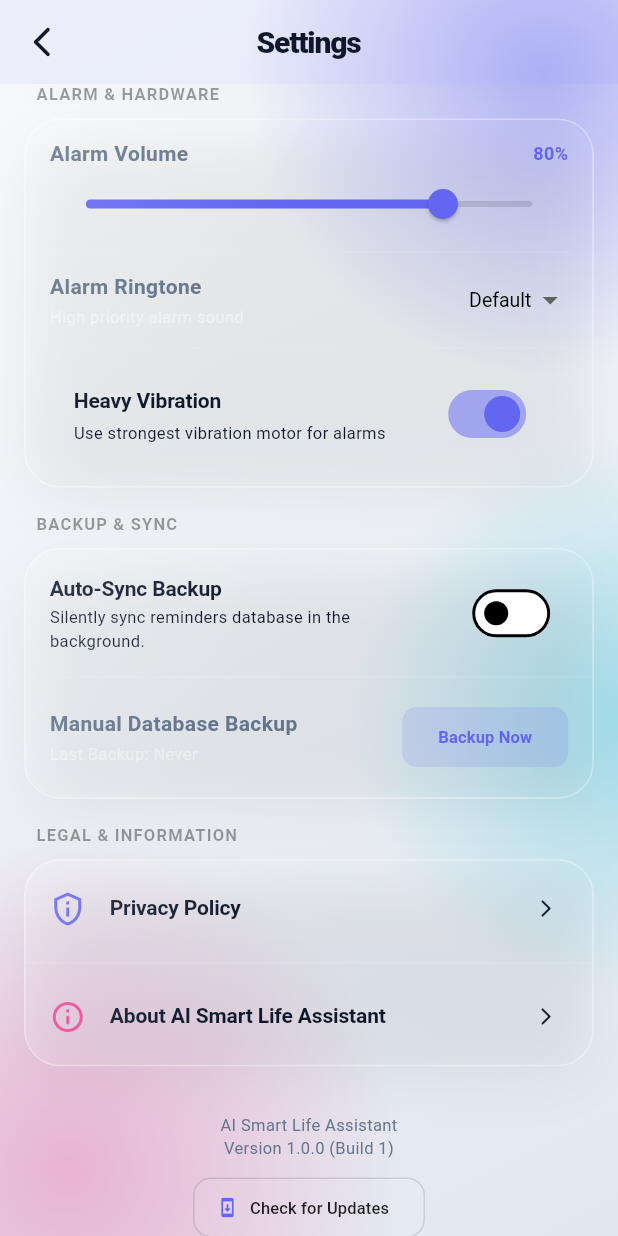
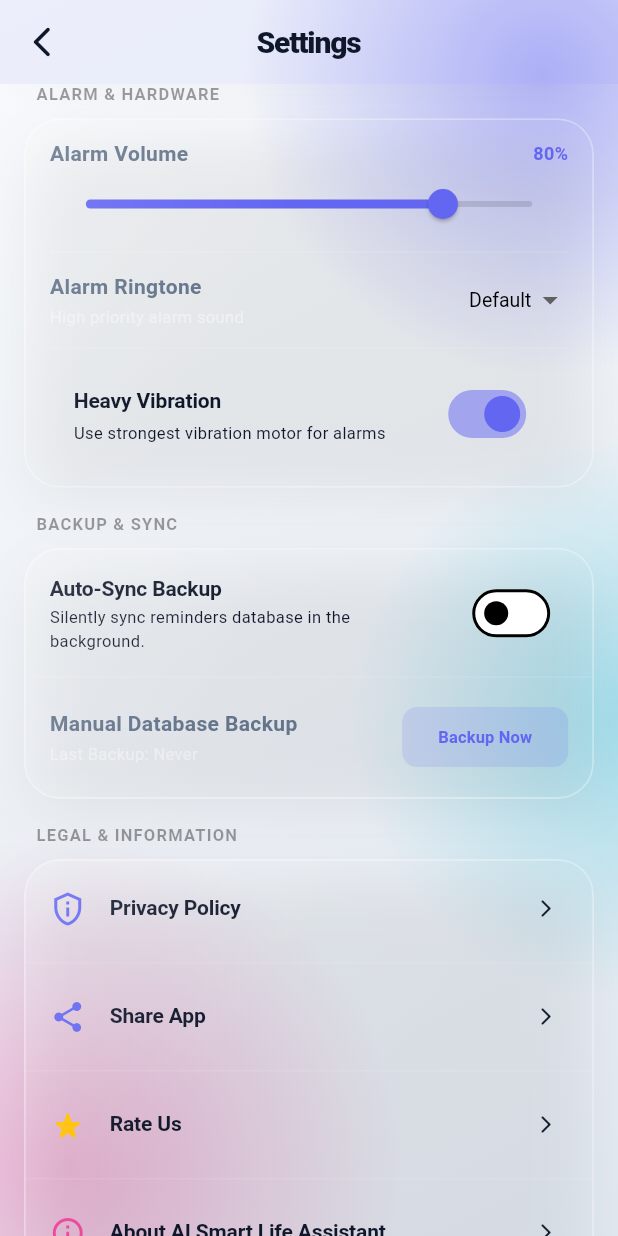
Before and after one commit to Chaxupatel/aismartlifeassistant, a Flutter app: the SettingsScreen screen opened by its route, scrolled down 576 dp, on a phone screen of 412 x 824 dp. Run offline on Flutter 3.47's test engine with Material 3 defaults, Android fonts, the phone set to English and light mode, and no system bars; our stand-ins replace audioplayers, cloud_firestore, firebase_analytics, firebase_auth, firebase_core, firebase_crashlytics and 14 more; missing offline and left inert: alarm; accounts and stored records are empty; network calls fail.

Commit message:
Share and rate us added

```diff
--- a/lib/features/home/presentation/home_screen.dart
+++ b/lib/features/home/presentation/home_screen.dart
@@ -7,7 +7,6 @@ import '../../../core/widgets/glass_container.dart';
 import '../../../core/widgets/gradient_background.dart';
 import '../../../core/widgets/primary_button.dart';
 import '../../../core/widgets/custom_textfield.dart';
-import '../../../core/widgets/glass_native_ad_widget.dart';
 import '../../reminders/domain/reminder.dart';
 import '../../reminders/presentation/providers/reminders_provider.dart';
 import '../../events/presentation/providers/events_provider.dart';
@@ -183,8 +182,6 @@ class _HomeScreenState extends ConsumerState<HomeScreen> {
                             todayRemindersWidget,
                             const SizedBox(height: AppSizes.l),
                             upcomingRemindersWidget,
-                            const SizedBox(height: AppSizes.l),
-                            GlassNativeAdWidget.medium(),
                           ],
                         ),
                       ),
@@ -213,7 +210,6 @@ class _HomeScreenState extends ConsumerState<HomeScreen> {
                   const SizedBox(height: AppSizes.l),
                   upcomingRemindersWidget,
                   const SizedBox(height: AppSizes.l),
-                  GlassNativeAdWidget.medium(),
                   quickAddWidget,
                   const SizedBox(height: AppSizes.l),
                   aiWidget,
--- a/lib/features/settings/presentation/settings_screen.dart
+++ b/lib/features/settings/presentation/settings_screen.dart
@@ -9,6 +9,8 @@ import '../../../core/widgets/glass_container.dart';
 import '../../../core/widgets/gradient_background.dart';
 import '../../../core/services/version_check_service.dart';
 import 'providers/settings_provider.dart';
+import 'package:url_launcher/url_launcher.dart';
+import 'package:share_plus/share_plus.dart';
 
 class SettingsScreen extends ConsumerStatefulWidget {
   const SettingsScreen({super.key});
@@ -700,6 +702,35 @@ class _SettingsScreenState extends ConsumerState<SettingsScreen> {
                     ),
                     const Divider(color: Colors.white10),
                     ListTile(
+                      leading: const Icon(Icons.share_rounded, color: AppColors.primary),
+                      title: const Text('Share App', style: TextStyle(fontSize: 14, fontWeight: FontWeight.bold)),
+                      trailing: const Icon(Icons.arrow_forward_ios_rounded, size: 14),
+                      onTap: () {
+                        SharePlus.instance.share(
+                          ShareParams(
+                            text: 'Check out AI Smart Life Assistant! The ultimate smart calendar and task manager: https://play.google.com/store/apps/details?id=com.chaxu.ai_smart_life_assistant',
+                          ),
+                        );
+                      },
+                    ),
+                    const Divider(color: Colors.white10),
+                    ListTile(
+                      leading: const Icon(Icons.star_rate_rounded, color: Colors.amber),
+                      title: const Text('Rate Us', style: TextStyle(fontSize: 14, fontWeight: FontWeight.bold)),
+                      trailing: const Icon(Icons.arrow_forward_ios_rounded, size: 14),
+                      onTap: () async {
+                        final Uri url = Uri.parse('https://play.google.com/store/apps/details?id=com.chaxu.ai_smart_life_assistant');
+                        try {
+                          if (await canLaunchUrl(url)) {
+                            await launchUrl(url, mode: LaunchMode.externalApplication);
+                          }
+                        } catch (e) {
+                          debugPrint('Error launching Play Store link: $e');
+                        }
+                      },
+                    ),
+                    const Divider(color: Colors.white10),
+                    ListTile(
                       leading: const Icon(Icons.info_outline_rounded, color: AppColors.accent),
                       title: const Text('About AI Smart Life Assistant', style: TextStyle(fontSize: 14, fontWeight: FontWeight.bold)),
                       trailing: const Icon(Icons.arrow_forward_ios_rounded, size: 14),
@@ -707,8 +738,8 @@ class _SettingsScreenState extends ConsumerState<SettingsScreen> {
                         showAboutDialog(
                           context: context,
                           applicationName: 'AI Smart Life Assistant',
-                          applicationVersion: 'v1.0.0 (Build 1)',
-                          applicationLegalese: '© 2026 AI Smart Life Assistant Inc. All rights reserved.',
+                          applicationVersion: 'v1.0.0',
+                          applicationLegalese: '© 2026 AI Smart Life Assistant. All rights reserved.',
                           applicationIcon: const CircleAvatar(
                             backgroundColor: AppColors.primary,
                             child: Icon(Icons.auto_awesome_rounded, color: Colors.white),
@@ -726,7 +757,7 @@ class _SettingsScreenState extends ConsumerState<SettingsScreen> {
                 child: Column(
                   children: [
                     Text(
-                      'AI Smart Life Assistant\nVersion 1.0.0 (Build 1)',
+                      'AI Smart Life Assistant\nVersion 1.0.0\n© 2026 AI Smart Life Assistant. All rights reserved.',
                       textAlign: TextAlign.center,
                       style: TextStyle(
                         color: isDark ? AppColors.darkTextSecondary : AppColors.lightTextSecondary,
--- a/pubspec.yaml
+++ b/pubspec.yaml
@@ -56,6 +56,7 @@ dependencies:
   package_info_plus: ^10.2.0
   firebase_remote_config: ^5.5.0
   url_launcher: ^6.3.2
+  share_plus: ^13.2.0
 
 dev_dependencies:
   flutter_test:
```
Also changed, not shown: lib/features/events/presentation/events_screen.dart (+8 -2 lines), pubspec.lock, 3 other files.
